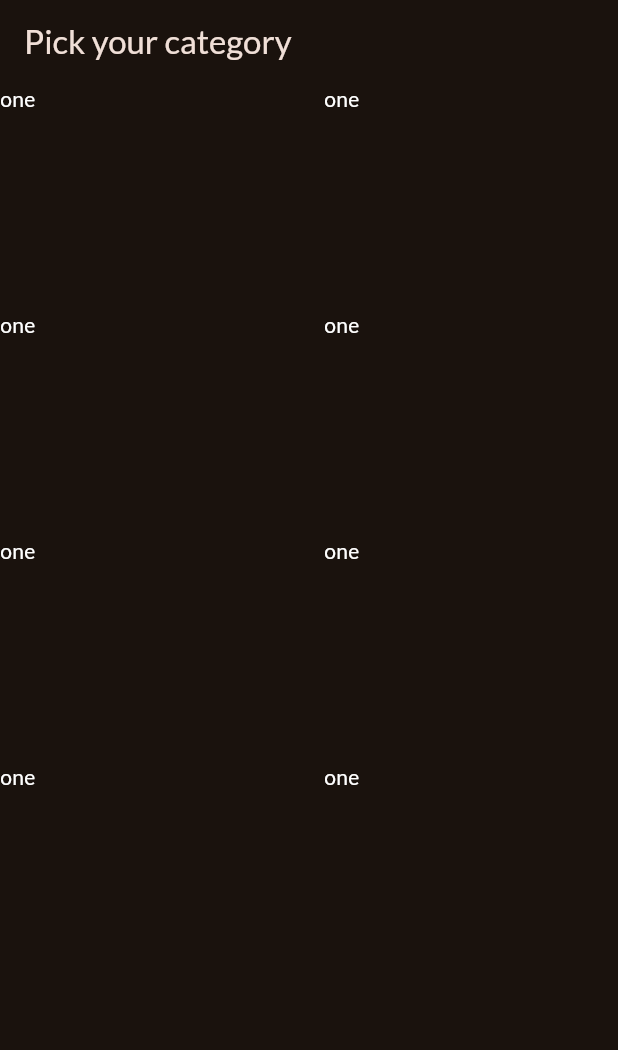
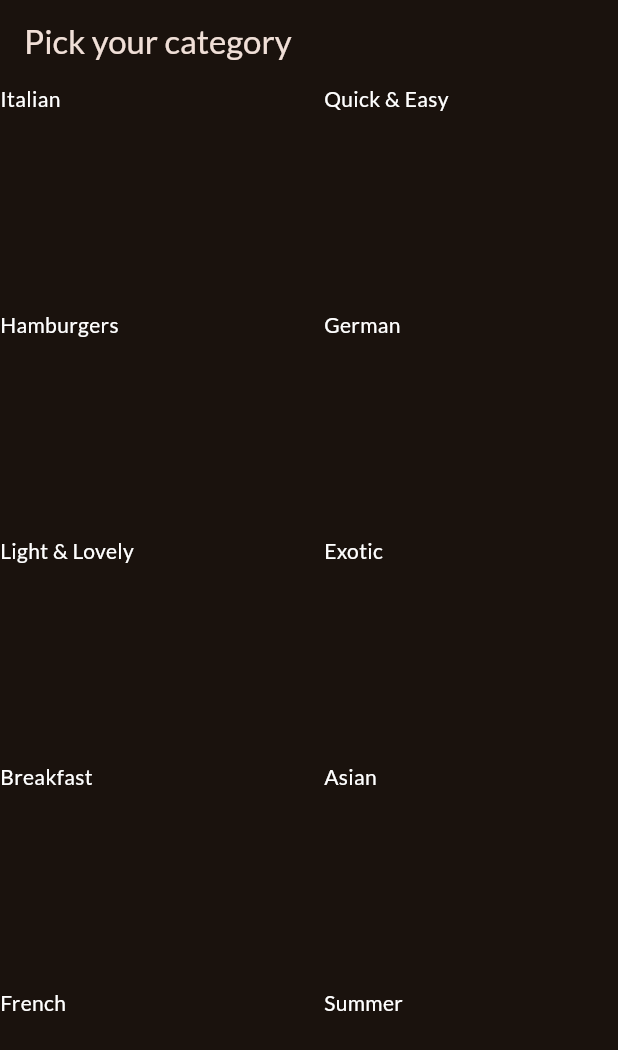
Before and after one commit to hhrnjic1/meal_app, a Flutter app: the screen it shows after launch, on a phone screen of 412 x 824 dp. Shown: the top 1050 px of the screen. Run offline on Flutter 3.47's test engine with Material 3 defaults, Android fonts, the phone set to English and light mode, and no system bars; our stand-ins replace google_fonts.

Commit message:
Add dummy data and Category model class for displaying categories on CategoriesScreen

```diff
--- a/lib/categories/categories_screen.dart
+++ b/lib/categories/categories_screen.dart
@@ -1,4 +1,5 @@
 import 'package:flutter/material.dart';
+import 'package:meals_app/data/dummy_data.dart';
 
 class CategoriesScreen extends StatelessWidget {
   const CategoriesScreen({super.key});
@@ -16,14 +17,11 @@ class CategoriesScreen extends StatelessWidget {
             crossAxisSpacing: 20,
             mainAxisSpacing: 20),
         children: [
-          Text("one", style: TextStyle(color: Colors.white)),
-          Text("one", style: TextStyle(color: Colors.white)),
-          Text("one", style: TextStyle(color: Colors.white)),
-          Text("one", style: TextStyle(color: Colors.white)),
-          Text("one", style: TextStyle(color: Colors.white)),
-          Text("one", style: TextStyle(color: Colors.white)),
-          Text("one", style: TextStyle(color: Colors.white)),
-          Text("one", style: TextStyle(color: Colors.white)),
+          for (var category in availableCategories)
+            Text(
+              category.title,
+              style: TextStyle(color: Colors.white),
+            )
         ],
       ),
     );
--- /dev/null
+++ b/lib/data/dummy_data.dart
@@ -0,0 +1,55 @@
+import 'package:flutter/material.dart';
+import 'package:meals_app/models/category.dart';
+
+const availableCategories = [
+  Category(
+    id: 'c1',
+    title: 'Italian',
+    color: Colors.purple,
+  ),
+  Category(
+    id: 'c2',
+    title: 'Quick & Easy',
+    color: Colors.red,
+  ),
+  Category(
+    id: 'c3',
+    title: 'Hamburgers',
+    color: Colors.orange,
+  ),
+  Category(
+    id: 'c4',
+    title: 'German',
+    color: Colors.amber,
+  ),
+  Category(
+    id: 'c5',
+    title: 'Light & Lovely',
+    color: Colors.blue,
+  ),
+  Category(
+    id: 'c6',
+    title: 'Exotic',
+    color: Colors.green,
+  ),
+  Category(
+    id: 'c7',
+    title: 'Breakfast',
+    color: Colors.lightBlue,
+  ),
+  Category(
+    id: 'c8',
+    title: 'Asian',
+    color: Colors.lightGreen,
+  ),
+  Category(
+    id: 'c9',
+    title: 'French',
+    color: Colors.pink,
+  ),
+  Category(
+    id: 'c10',
+    title: 'Summer',
+    color: Colors.teal,
+  ),
+];
--- /dev/null
+++ b/lib/models/category.dart
@@ -0,0 +1,10 @@
+import 'package:flutter/material.dart';
+
+class Category {
+  const Category(
+      {required this.id, required this.title, this.color = Colors.orange});
+
+  final String id;
+  final String title;
+  final Color color;
+}
```
